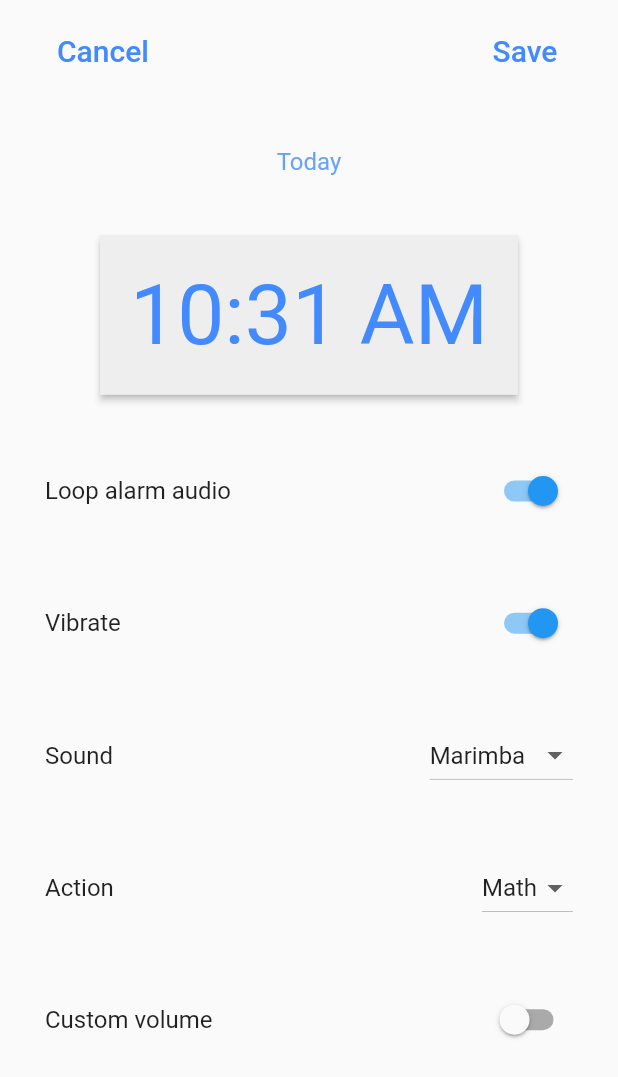
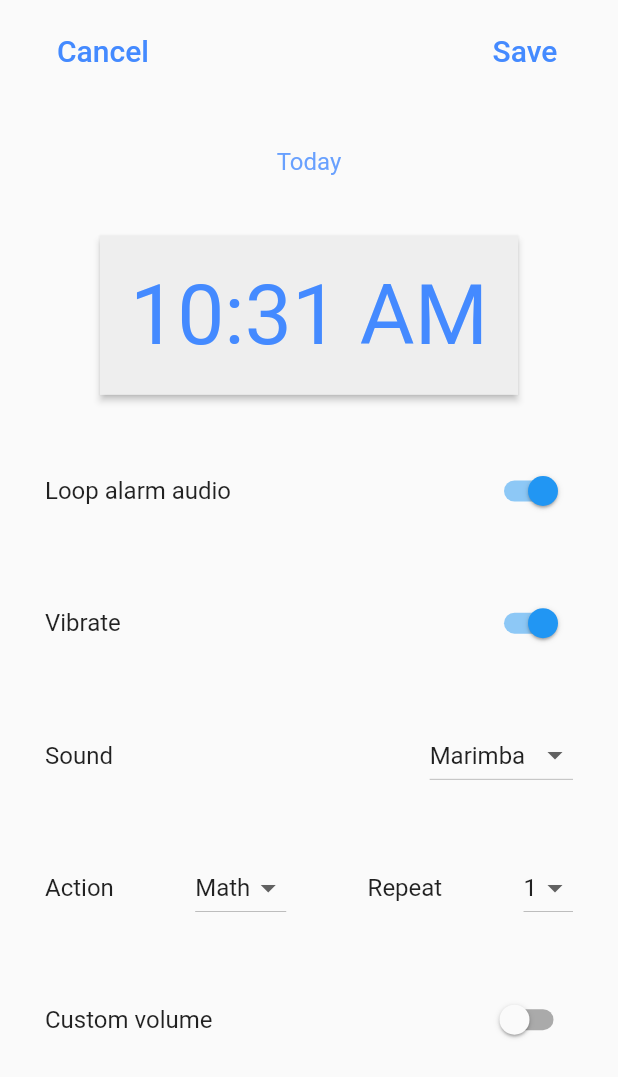
Before and after one commit to OiR-ptr/Flutter_Alarm_exam, a Flutter app: the ExampleAlarmEditScreen widget shown alone on an empty page, opened directly, on a phone screen of 412 x 824 dp. Shown: the top 1077 px of the screen. Run offline on Flutter 3.47's test engine with Material 3 defaults, Android fonts, the phone set to English and light mode, and no system bars; our stand-ins replace permission_handler, shared_preferences; missing offline and left inert: alarm, google_mlkit_face_detection; accounts and stored records are empty; statements that could not run were skipped.

Commit message:
:sparkles: feat: タスクの実行回数を設定可能に変更

```diff
--- a/lib/classes/alarm_extension_settings.dart
+++ b/lib/classes/alarm_extension_settings.dart
@@ -18,27 +18,35 @@ AlarmAction parseAction(String actionName) {
 class AlarmExtensionSettings {
   final int id;
   final AlarmAction action;
+  final int taskRepeat;
 
-  AlarmExtensionSettings({required this.id, required this.action});
+  AlarmExtensionSettings(
+      {required this.id, required this.action, required this.taskRepeat});
 
   AlarmExtensionSettings copyWith({
     int? id,
     AlarmAction? action,
+    int? taskRepeat,
   }) {
     return AlarmExtensionSettings(
       id: id ?? this.id,
       action: action ?? this.action,
+      taskRepeat: taskRepeat ?? this.taskRepeat,
     );
   }
 
   factory AlarmExtensionSettings.fromJson(Map<String, dynamic> json) =>
       AlarmExtensionSettings(
-          id: json['id'] as int, action: parseAction(json['action']));
+        id: json['id'] as int,
+        action: parseAction(json['action']),
+        taskRepeat: json['taskRepeat'] as int,
+      );
 
   Map<String, dynamic> toJson() {
     return {
       'id': id,
       'action': action.name,
+      'taskRepeat': taskRepeat,
     };
   }
 
--- a/lib/scenes/edit_alarm.dart
+++ b/lib/scenes/edit_alarm.dart
@@ -23,6 +23,7 @@ class _ExampleAlarmEditScreenState extends State<ExampleAlarmEditScreen> {
   late double? volume;
   late String assetAudio;
   late AlarmAction action;
+  late int taskRepeat;
 
   @override
   void initState() {
@@ -37,6 +38,7 @@ class _ExampleAlarmEditScreenState extends State<ExampleAlarmEditScreen> {
       volume = null;
       assetAudio = 'assets/marimba.mp3';
       action = AlarmAction.math;
+      taskRepeat = 1;
     } else {
       selectedDateTime = widget.alarmSettings!.settings.dateTime;
       loopAudio = widget.alarmSettings!.settings.loopAudio;
@@ -44,6 +46,7 @@ class _ExampleAlarmEditScreenState extends State<ExampleAlarmEditScreen> {
       volume = widget.alarmSettings!.settings.volume;
       assetAudio = widget.alarmSettings!.settings.assetAudioPath;
       action = widget.alarmSettings!.extensionSettings.action;
+      taskRepeat = widget.alarmSettings!.extensionSettings.taskRepeat;
     }
   }
 
@@ -102,7 +105,11 @@ class _ExampleAlarmEditScreenState extends State<ExampleAlarmEditScreen> {
       notificationTitle: 'Alarm example',
       notificationBody: 'Your alarm ($id) is ringing',
     );
-    final exSettings = AlarmExtensionSettings(id: id, action: action);
+    final exSettings = AlarmExtensionSettings(
+      id: id,
+      action: action,
+      taskRepeat: taskRepeat,
+    );
     return MyAlarmSettings(
         id: id, settings: alarmSettings, extensionSettings: exSettings);
   }
@@ -258,6 +265,28 @@ class _ExampleAlarmEditScreenState extends State<ExampleAlarmEditScreen> {
                 ],
                 onChanged: (value) => setState(() => action = value!),
               ),
+              Text(
+                "Repeat",
+                style: Theme.of(context).textTheme.titleMedium,
+              ),
+              DropdownButton(
+                value: taskRepeat,
+                items: const [
+                  DropdownMenuItem<int>(
+                    value: 1,
+                    child: Text('1'),
+                  ),
+                  DropdownMenuItem<int>(
+                    value: 2,
+                    child: Text('2'),
+                  ),
+                  DropdownMenuItem<int>(
+                    value: 3,
+                    child: Text('3'),
+                  ),
+                ],
+                onChanged: (value) => setState(() => taskRepeat = value!),
+              ),
             ],
           ),
           Row(
--- a/lib/scenes/shortcut_button.dart
+++ b/lib/scenes/shortcut_button.dart
@@ -44,7 +44,7 @@ class _ExampleAlarmHomeShortcutButtonState
       settings: MyAlarmSettings(
         id: id,
         settings: alarmSettings,
-        extensionSettings: AlarmExtensionSettings(id: id, action: AlarmAction.math),
+        extensionSettings: AlarmExtensionSettings(id: id, action: AlarmAction.math, taskRepeat: 1),
       ),
     );
 
```
